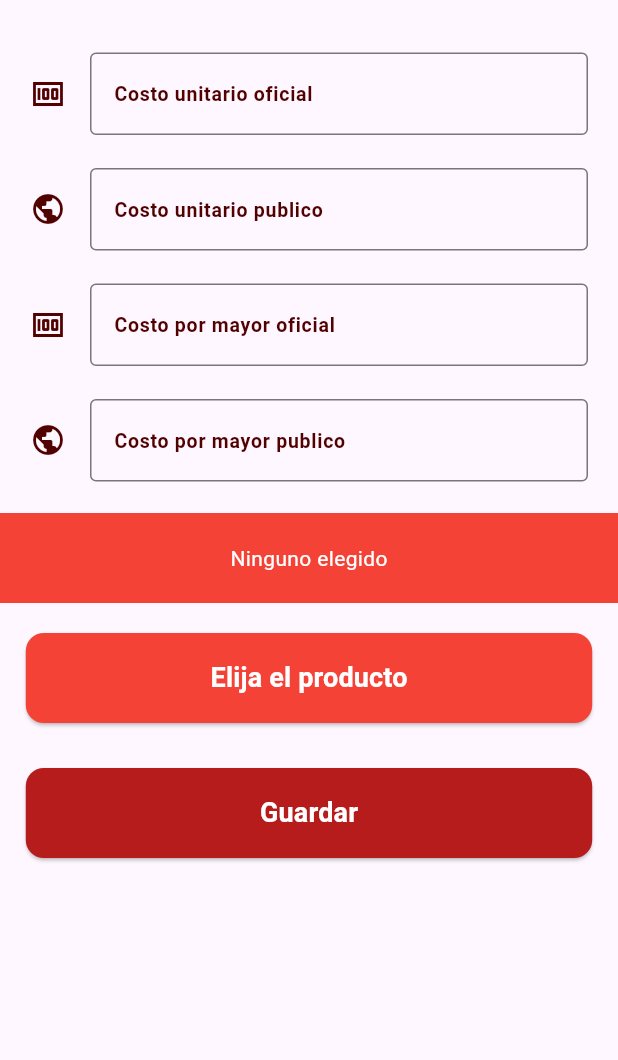
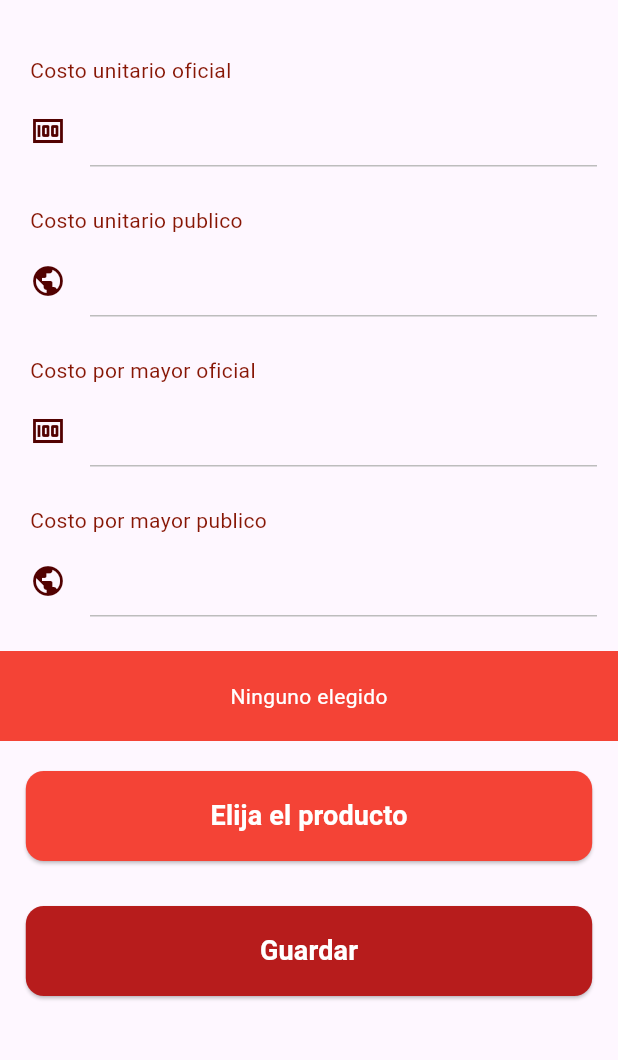
Before and after one commit to LuisCalleLazo/SanAndres_Mobile, a Flutter app: the AddAutopartsPage screen opened by its route, on a phone screen of 412 x 824 dp, the part 63-1123 px from its top. Run offline on Flutter 3.47's test engine with Material 3 defaults, Android fonts, the phone set to English and light mode, and no system bars; our stand-ins replace dio, flutter_dotenv, flutter_secure_storage, go_router, google_fonts, image_picker and 3 more; missing offline and left inert: flutter_pdfview; accounts and stored records are empty.

Commit message:
Modify Dropdown and input style

```diff
--- a/lib/presentation/screens/home/sales_screen.dart
+++ b/lib/presentation/screens/home/sales_screen.dart
@@ -122,6 +122,7 @@ class SnackbarSaleFilter extends StatelessWidget {
 
   @override
   Widget build(BuildContext context) {
+    double widthInput = MediaQuery.of(context).size.width * 0.95;
     return Container(
       height: MediaQuery.of(context).size.height * 0.45,
       padding: const EdgeInsets.symmetric(vertical: 20, horizontal: 0),
@@ -130,7 +131,7 @@ class SnackbarSaleFilter extends StatelessWidget {
           DropdownFieldDev(
             items: categoriesCar,
             text: "Selecciona una opción",
-            width: MediaQuery.of(context).size.width * 0.72,
+            width: widthInput,
             label: "Seleccionar por cliente",
             icon: CupertinoIcons.person_2_alt,
             value: valueManagerString.getNotifier('category_car'),
--- a/lib/presentation/widgets/inputs/input_default.dart
+++ b/lib/presentation/widgets/inputs/input_default.dart
@@ -1,6 +1,6 @@
 import 'package:flutter/material.dart';
-
-class InputDefault extends StatelessWidget {
+import 'dart:math' as math;
+class InputDefault extends StatefulWidget {
   final String label;
   final IconData icon;
   final String? value;
@@ -19,27 +19,76 @@ class InputDefault extends StatelessWidget {
   });
 
   @override
+  State<InputDefault> createState() => _InputDefaultState();
+}
+
+class _InputDefaultState extends State<InputDefault> {
+  bool isFocused = false;
+  @override
   Widget build(BuildContext context) {
-    controller.text = value ?? "";
-    return Padding(
-      padding: const EdgeInsetsDirectional.symmetric(
-          vertical: 1.0, horizontal: 20.0),
+    double heigth = math.max(MediaQuery.of(context).size.height * 0.08, 80);
+    widget.controller.text = widget.value ?? "";
+    return SizedBox(
+      height: heigth,
+      child: Column(
+        mainAxisAlignment: MainAxisAlignment.spaceAround,
+        children: [
+          Padding(
+            padding: const EdgeInsets.only(left: 20),
+            child: Align(
+              alignment: Alignment.centerLeft,
+              child: Text(
+                widget.label,
+                style: const TextStyle(
+                  fontSize: 14,
+                  color: Color.fromARGB(255, 135, 22, 5),
+                ),
+              ),
+            ),
+          ),
+          Padding(
+            padding: const EdgeInsets.only(left: 20, right: 14),
             child: TextField(
-        controller: controller,
+              controller: widget.controller,
               style: TextStyle(
-          color: color,
+                color: widget.color,
                 fontSize: 15,
               ),
-        keyboardType: type,
+              keyboardType: widget.type,
               cursorColor: const Color.fromARGB(255, 135, 22, 5),
               decoration: InputDecoration(
-          icon: Icon(icon),
-          label: Text(
-            label,
-            style: const TextStyle(fontSize: 13),
+                icon: Icon(widget.icon),
+                border: InputBorder.none,
+                alignLabelWithHint: false,
+                enabledBorder: UnderlineInputBorder(
+                  borderSide: BorderSide(
+                    color: Colors.grey.shade400,
                   ),
-          alignLabelWithHint: true,
                 ),
+                focusedBorder: const UnderlineInputBorder(
+                  borderSide: BorderSide(
+                    color: Color.fromARGB(255, 135, 22, 5),
+                  ),
+                ),
+              ),
+              onTap: () {
+                setState(() {
+                  isFocused = true;
+                });
+              },
+              onEditingComplete: () {
+                setState(() {
+                  isFocused = false;
+                });
+              },
+              onSubmitted: (_) {
+                setState(() {
+                  isFocused = false;
+                });
+              },
+            ),
+          ),
+        ],
       ),
     );
   }
```
Also changed, not shown: lib/presentation/screens/home/autoparts_screen.dart (+7 -6 lines), lib/presentation/widgets/dropdown/DropdownFieldDev.dart (+4 -4 lines). Lines whose indentation alone changed are shown as unchanged.
